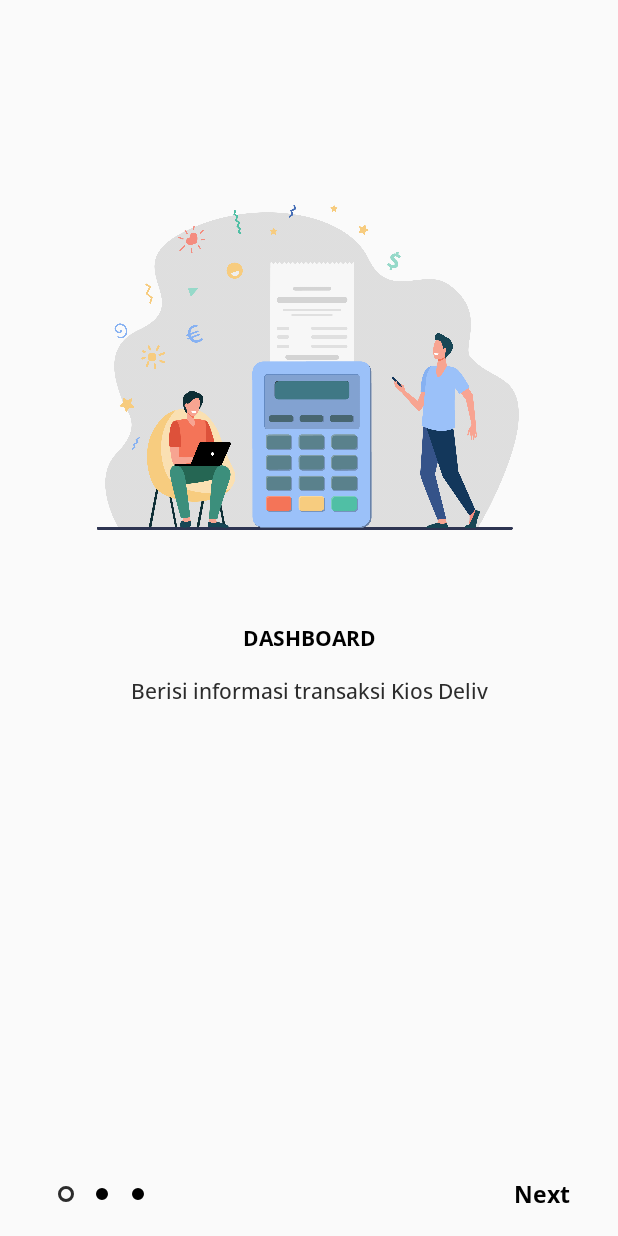
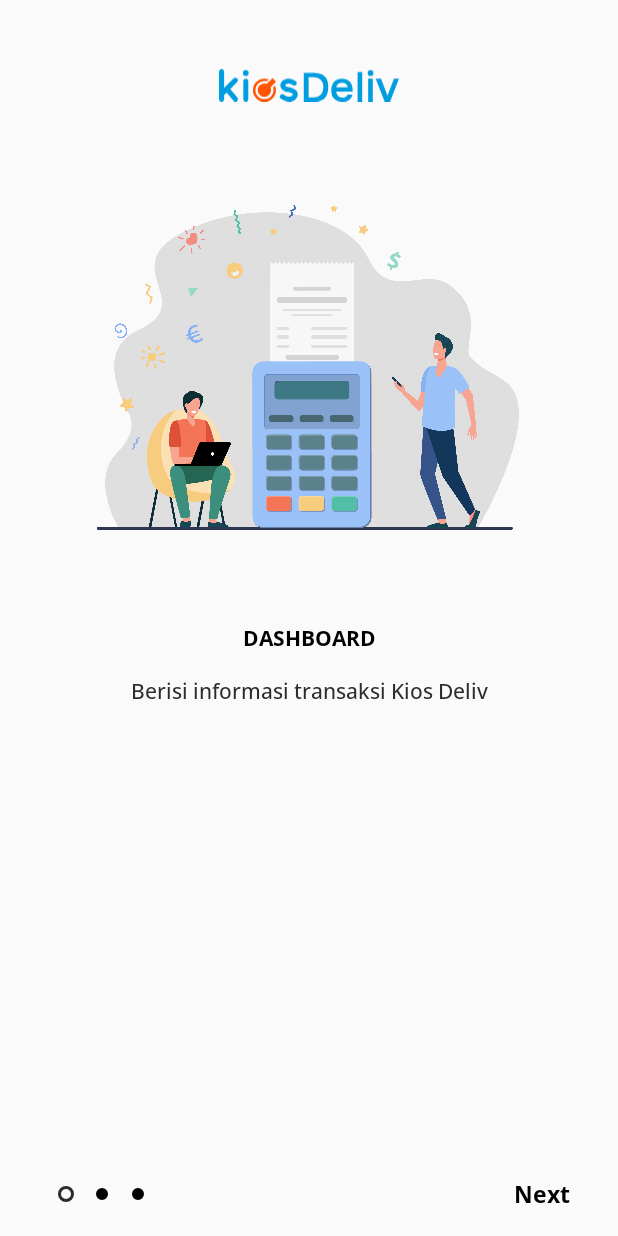
Before and after one commit to diardooo/DashboardKiosDeliv, an Android app: the screen it shows after launch (BoardingActivity), on a phone screen of 412 x 824 dp. Run offline under Robolectric (Android 15) with nearby library versions, the phone set to English and light mode, and no system bars.

Commit message:
add logo kios deliv at onboarding

```diff
--- /dev/null
+++ b/app/src/main/res/drawable-v24/logo_kios_deliv.xml
@@ -0,0 +1,51 @@
+<vector android:height="89.73467dp" android:viewportHeight="77.12213"
+    android:viewportWidth="429.7231" android:width="500dp" xmlns:android="http://schemas.android.com/apk/res/android">
+    <path android:fillAlpha="1" android:fillColor="#009de0"
+        android:pathData="m6.058,77.104c3.415,0 6.168,-2.754 6.168,-6.058L12.226,61.353L18.285,55.294 34.476,74.901c1.101,1.432 2.864,2.203 4.626,2.203 1.322,0 2.754,-0.441 3.855,-1.432 2.644,-2.093 2.974,-5.948 0.881,-8.592L26.876,46.703 43.398,30.181c2.423,-2.313 2.423,-6.168 0,-8.592 -2.313,-2.313 -6.278,-2.313 -8.592,0L12.226,44.169L12.226,6.058c0,-3.304 -2.754,-6.058 -6.168,-6.058 -3.415,0 -6.058,2.754 -6.058,6.058v64.987c0,3.304 2.644,6.058 6.058,6.058z"
+        android:strokeAlpha="1" android:strokeColor="#00000000"
+        android:strokeLineCap="butt" android:strokeLineJoin="miter" android:strokeWidth="1.57354462"/>
+    <path android:fillAlpha="1" android:fillColor="#009de0"
+        android:pathData="m294.46,67.199q2.865,0 5.105,-0.546 2.24,-0.595 3.491,-1.389 1.25,-0.844 2.136,-1.935 0.886,-1.092 1.198,-1.836 0.313,-0.744 0.469,-1.538l11.878,0q-1.667,8.088 -8.023,12.653 -6.304,4.515 -16.306,4.515 -12.816,0 -19.588,-6.996 -6.773,-6.996 -6.773,-19.699 0,-13.05 6.721,-20.641 6.772,-7.641 19.119,-7.641 11.826,0 18.494,7.443 6.721,7.443 6.721,20.145 0,1.389 -0.104,3.176l-39.177,0q0.469,6.302 4.272,10.321 3.855,3.97 10.367,3.97zM307.328,42.985q-1.146,-10.916 -13.389,-10.916 -5.939,0 -9.742,3.176 -3.751,3.126 -4.064,7.741z"
+        android:strokeAlpha="1" android:strokeColor="#00000000"
+        android:strokeLineCap="butt" android:strokeLineJoin="miter" android:strokeWidth="0.55579394"/>
+    <path android:fillAlpha="1" android:fillColor="#009de0"
+        android:pathData="m330.877,77.122l0,-70.659l10.964,0l0,70.659z"
+        android:strokeAlpha="1" android:strokeColor="#00000000"
+        android:strokeLineCap="butt" android:strokeLineJoin="miter" android:strokeWidth="0.5357703"/>
+    <path android:fillAlpha="1" android:fillColor="#009de0"
+        android:pathData="m395.563,77.122 l-21.447,-55.034l12.635,0l15.528,40.65 15.415,-40.65l12.028,0l-21.387,55.034z"
+        android:strokeAlpha="1" android:strokeColor="#00000000"
+        android:strokeLineCap="butt" android:strokeLineJoin="miter" android:strokeWidth="0.56997341"/>
+    <path android:fillAlpha="1" android:fillColor="#009de0"
+        android:pathData="M361.836,8.831m-6.831,0a6.831,6.831 135,1 1,13.661 0a6.831,6.831 0,1 1,-13.661 0"
+        android:strokeAlpha="1" android:strokeColor="#00000000"
+        android:strokeLineCap="square" android:strokeLineJoin="miter" android:strokeWidth="2.23437762"/>
+    <path android:fillAlpha="1" android:fillColor="#009de0"
+        android:pathData="m260.794,42.473q0,8.036 -1.879,14.229 -1.879,6.145 -4.963,9.974 -3.035,3.782 -7.419,6.192 -4.384,2.411 -8.913,3.356 -4.481,0.898 -9.732,0.898l-25.487,0l0,-68.543l24.33,0q5.733,0 10.455,0.945 4.721,0.898 8.19,2.553 3.517,1.607 6.167,4.018 2.698,2.411 4.433,5.247 1.734,2.836 2.794,6.334 1.108,3.498 1.542,7.091 0.482,3.545 0.482,7.705zM226.828,66.723q10.503,0 16.429,-6.571 5.974,-6.618 5.974,-17.821 0,-11.203 -5.926,-17.254 -5.878,-6.098 -16.718,-6.098l-12.623,0l0,47.743z"
+        android:strokeAlpha="1" android:strokeColor="#00000000"
+        android:strokeLineCap="butt" android:strokeLineJoin="miter" android:strokeWidth="0.52168691"/>
+    <path android:fillAlpha="1" android:fillColor="#009de0"
+        android:pathData="m356.139,77.122l0,-55.034l10.964,0l0,55.034z"
+        android:strokeAlpha="1" android:strokeColor="#00000000"
+        android:strokeLineCap="butt" android:strokeLineJoin="miter" android:strokeWidth="0.4636969"/>
+    <path android:fillAlpha="1" android:fillColor="#009de0"
+        android:pathData="m63.994,22.14c-3.304,0 -5.948,2.533 -5.948,6.058v42.958c0,3.304 2.644,5.948 5.948,5.948 3.415,0 5.948,-2.644 5.948,-5.948v-42.958c0,-3.525 -2.533,-6.058 -5.948,-6.058z"
+        android:strokeAlpha="1" android:strokeColor="#00000000"
+        android:strokeLineCap="butt" android:strokeLineJoin="miter" android:strokeWidth="1.57354462"/>
+    <path android:fillAlpha="1" android:fillColor="#009de0"
+        android:pathData="m147.24,69.503c4.406,3.525 11.015,7.49 19.606,7.6 5.397,0 10.354,-1.652 14.319,-4.406 3.965,-2.864 6.939,-7.38 6.939,-12.777 0,-2.533 -0.771,-5.067 -2.093,-7.27 -1.873,-3.084 -4.847,-5.177 -7.821,-6.499 -3.194,-1.542 -6.609,-2.533 -10.244,-3.194h-0.11l-0.11,-0.11c-3.745,-0.661 -6.609,-1.652 -8.041,-2.644 -0.771,-0.441 -1.101,-0.881 -1.212,-1.101 -0.22,-0.33 -0.22,-0.441 -0.22,-0.881 0,-0.551 0.33,-1.542 1.762,-2.533 1.432,-1.101 3.855,-1.983 6.609,-1.983 3.525,0 6.609,1.762 10.134,4.075 2.754,1.873 6.389,1.101 8.151,-1.542 1.652,-2.754 0.881,-6.389 -1.762,-8.151 -3.525,-2.423 -8.922,-6.058 -16.522,-6.058 -5.067,0 -9.693,1.432 -13.548,4.075 -3.635,2.754 -6.499,7.049 -6.499,12.116 0,2.533 0.661,4.957 1.873,6.939 1.983,2.974 4.626,4.957 7.6,6.389 2.864,1.322 6.168,2.203 9.583,2.864h0.11c3.965,0.771 7.27,1.983 8.812,3.084 0.881,0.551 1.322,0.991 1.432,1.322 0.22,0.33 0.33,0.551 0.33,1.101 0,0.881 -0.441,1.983 -1.983,3.304 -1.762,1.101 -4.516,2.093 -7.49,2.093 -4.296,0.11 -9.252,-2.423 -12.116,-4.847 -2.423,-2.093 -6.278,-1.762 -8.261,0.881 -1.983,2.423 -1.652,6.168 0.771,8.151z"
+        android:strokeAlpha="1" android:strokeColor="#00000000"
+        android:strokeLineCap="butt" android:strokeLineJoin="miter" android:strokeWidth="1.57354462"/>
+    <path android:fillAlpha="1" android:fillColor="#ff5500"
+        android:pathData="m108.404,22.007a27.557,27.557 0,0 0,-27.557 27.558,27.557 27.557,0 0,0 27.557,27.557 27.557,27.557 0,0 0,27.558 -27.557,27.557 27.557,0 0,0 -2.225,-10.835l-4.513,4.513a21.779,21.779 0,0 1,0.959 6.323,21.779 21.779,0 0,1 -21.779,21.778 21.779,21.779 0,0 1,-21.779 -21.778,21.779 21.779,0 0,1 21.779,-21.779 21.779,21.779 0,0 1,5.829 0.818l4.548,-4.548a27.557,27.557 0,0 0,-10.378 -2.048z"
+        android:strokeAlpha="1" android:strokeColor="#00000000"
+        android:strokeLineCap="square" android:strokeLineJoin="miter" android:strokeWidth="1.15272141"/>
+    <path android:fillAlpha="1" android:fillColor="#ff5500"
+        android:pathData="m127.848,20.799 l-13.81,13.811a16.001,16.001 0,0 0,-5.635 -1.046,16.001 16.001,0 0,0 -16.001,16.002 16.001,16.001 0,0 0,16.001 16.001,16.001 16.001,0 0,0 16.001,-16.001 16.001,16.001 0,0 0,-1.553 -6.838l13.463,-13.462z"
+        android:strokeAlpha="1" android:strokeColor="#00000000"
+        android:strokeLineCap="square" android:strokeLineJoin="miter" android:strokeWidth="0.66931784"/>
+    <path android:fillAlpha="1" android:fillColor="#009de0"
+        android:pathData="M63.994,8.831m-6.83,0a6.83,6.83 0,1 1,13.661 0a6.83,6.83 0,1 1,-13.661 0"
+        android:strokeAlpha="1" android:strokeColor="#00000000"
+        android:strokeLineCap="square" android:strokeLineJoin="miter" android:strokeWidth="9.53581333"/>
+</vector>
--- a/app/src/main/res/layout/activity_boarding.xml
+++ b/app/src/main/res/layout/activity_boarding.xml
@@ -5,6 +5,13 @@
     android:layout_width="match_parent"
     android:layout_height="match_parent"
     tools:context=".BoardingActivity">
+
+    <ImageView
+        android:layout_width="120dp"
+        android:layout_height="30dp"
+        android:src="@drawable/logo_kios_deliv"
+        android:layout_centerHorizontal="true"
+        android:layout_marginTop="42dp"/>
 
     <androidx.viewpager.widget.ViewPager
         android:id="@+id/screenPager"
```
